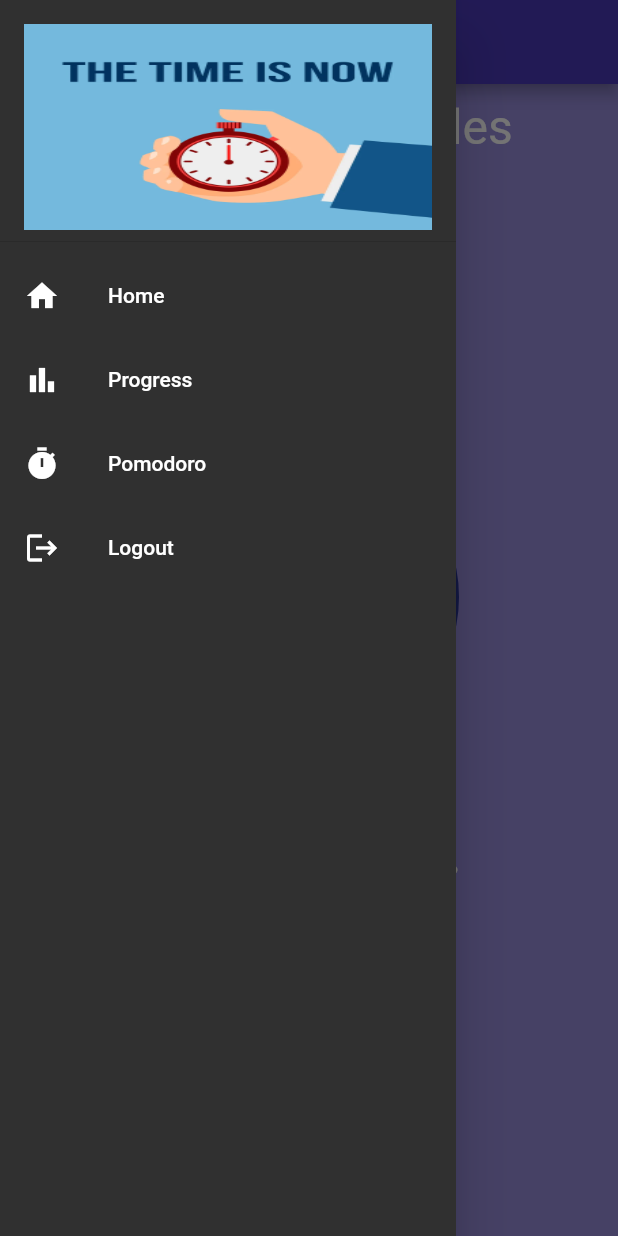
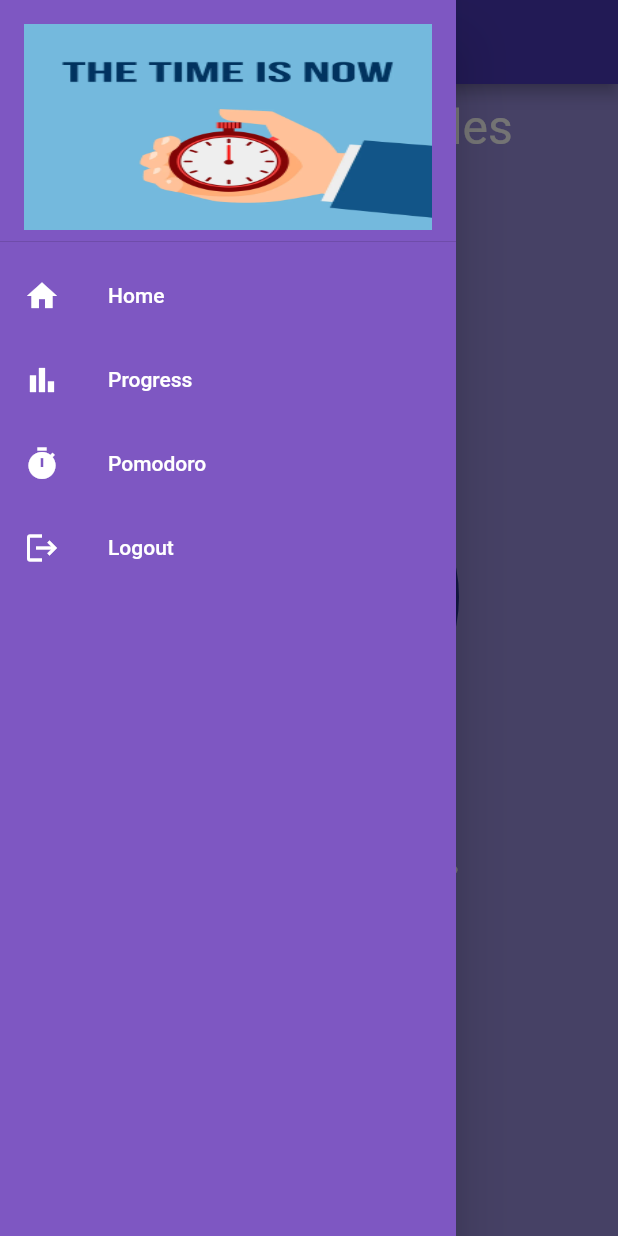
Before and after one commit to PujaSingh014/Productivity-App, a Flutter app: the Pomodoro screen opened directly, with the side drawer open, on a phone screen of 412 x 824 dp. Run offline on Flutter 3.47's test engine with Material 2 defaults, Android fonts, the light colour scheme and no system bars; drawn by our look-alikes of percent_indicator; our stand-ins replace audioplayers, cloud_firestore, firebase_auth, firebase_core, flutter_slidable, google_sign_in and 3 more; accounts and stored records are empty.

Commit message:
Update navbar.dart

```diff
--- a/lib/navbar.dart
+++ b/lib/navbar.dart
@@ -3,7 +3,6 @@ import 'package:cloud_firestore/cloud_firestore.dart';
 import 'package:flutter/material.dart';
 import 'package:productivity_app/screens/HomePage.dart';
 import 'package:productivity_app/screens/Pomodoro.dart';
-import 'package:productivity_app/screens/Profile.dart';
 import 'package:productivity_app/screens/Progress.dart';
 import 'package:productivity_app/screens/SignIn.dart';
 import 'package:shared_preferences/shared_preferences.dart';
@@ -38,7 +37,7 @@ class _NavDrawerState extends State<NavDrawer> {
   final fs = FirebaseFirestore.instance;
   Widget build(BuildContext context) {
     return Drawer(
-      backgroundColor: Colors.grey[850],
+      backgroundColor: Colors.deepPurple[400],
       child: ListView(
         padding: EdgeInsets.zero,
         children: <Widget>[
```
